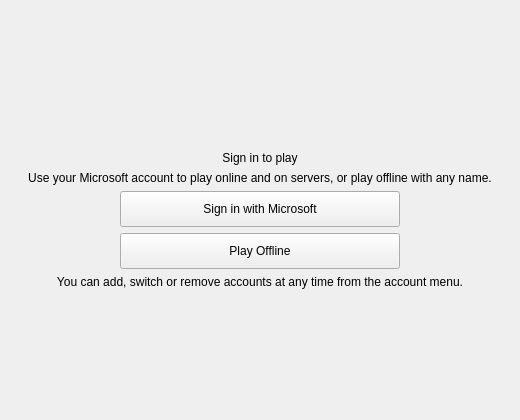
The window that launcher/ui/setupwizard/LoginWizardPage.ui (Luneswan/EMC) describes before a commit, drawn with Qt 5.
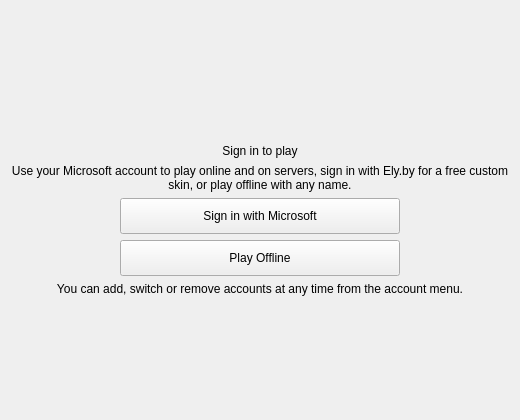
The same window after the commit.

Commit message: Ely.by accounts with custom skins, and buttons that fit (12.3.0)

Patch:
```diff
--- a/launcher/ui/setupwizard/LoginWizardPage.ui
+++ b/launcher/ui/setupwizard/LoginWizardPage.ui
@@ -50,7 +50,7 @@
    <item>
     <widget class="QLabel" name="label_2">
      <property name="text">
-      <string>Use your Microsoft account to play online and on servers, or play offline with any name.</string>
+      <string>Use your Microsoft account to play online and on servers, sign in with Ely.by for a free custom skin, or play offline with any name.</string>
      </property>
      <property name="alignment">
       <set>Qt::AlignCenter</set>
```
The commit also changes 33 other files.
